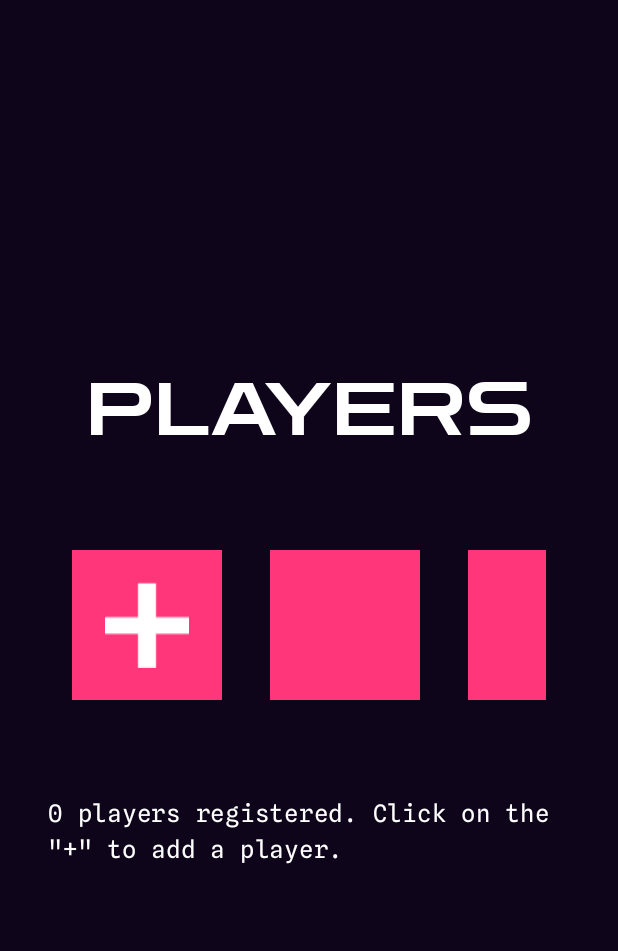
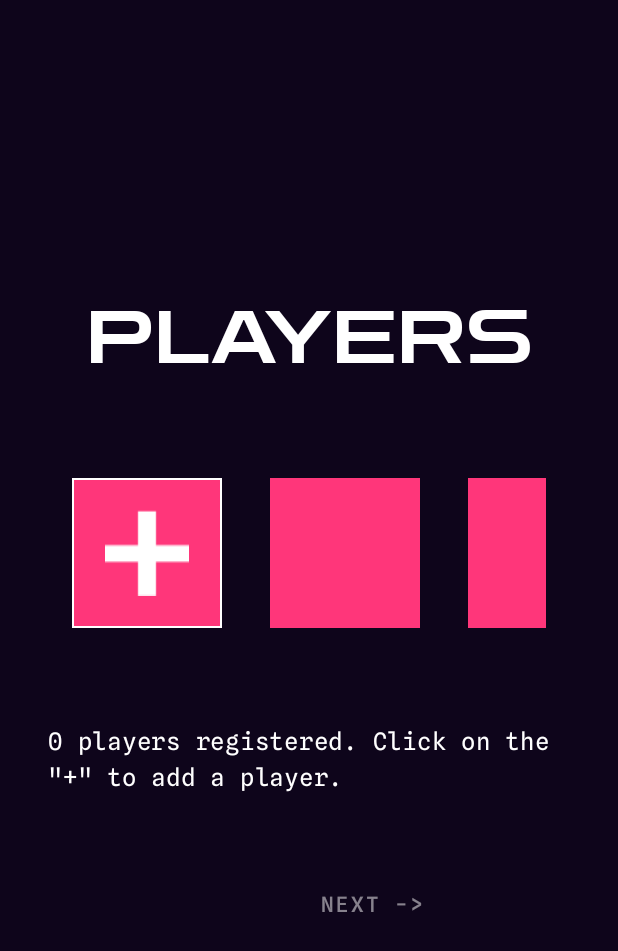
Before and after one commit to jaidensiu/red-squid-dead-squid, an Android app built with Jetpack Compose: the screen it shows after launch (MainActivity), after a tap on "REGISTER PLAYERS", on a phone screen of 412 x 824 dp. Shown: the top 951 px of the screen. Run offline under Robolectric (Android 15) with nearby library versions, the phone set to English and light mode, and no system bars; our stand-ins replace Compose Multiplatform resources; 1 statement that could not run was skipped.

```diff
--- a/frontend/composeApp/src/commonMain/kotlin/com/example/squid/app/App.kt
+++ b/frontend/composeApp/src/commonMain/kotlin/com/example/squid/app/App.kt
@@ -5,6 +5,7 @@ import androidx.navigation.compose.NavHost
 import androidx.navigation.compose.composable
 import androidx.navigation.compose.navigation
 import androidx.navigation.compose.rememberNavController
+import com.example.squid.ui.countdown.CountdownScreen
 import com.example.squid.ui.players.PlayersScreen
 import com.example.squid.ui.theme.SquidTheme
 import com.example.squid.ui.landing.LandingScreen
@@ -31,8 +32,17 @@ fun App() {
                     val viewModel = koinViewModel<PlayersViewModel>()
 
                     PlayersScreen(
-                        viewModel = viewModel
+                        viewModel = viewModel,
+                        onNext = { navController.navigate(route = Route.Countdown) }
                     )
+                }
+
+                composable<Route.Countdown> {
+                    CountdownScreen(onFinish = { navController.navigate(route = Route.Playing) })
+                }
+
+                composable<Route.Playing> {
+
                 }
             }
         }
--- a/frontend/composeApp/src/commonMain/kotlin/com/example/squid/app/Route.kt
+++ b/frontend/composeApp/src/commonMain/kotlin/com/example/squid/app/Route.kt
@@ -11,4 +11,10 @@ sealed interface Route {
 
     @Serializable
     data object Players : Route
+
+    @Serializable
+    data object Countdown : Route
+
+    @Serializable
+    data object Playing : Route
 }
--- a/frontend/composeApp/src/commonMain/kotlin/com/example/squid/ui/landing/LandingScreen.kt
+++ b/frontend/composeApp/src/commonMain/kotlin/com/example/squid/ui/landing/LandingScreen.kt
@@ -1,5 +1,6 @@
 package com.example.squid.ui.landing
 
+import androidx.compose.foundation.BorderStroke
 import androidx.compose.foundation.Image
 import androidx.compose.foundation.background
 import androidx.compose.foundation.layout.Arrangement
@@ -44,13 +45,14 @@ fun LandingScreen(onRegisterPlayers: () -> Unit) {
             modifier = Modifier.background(
                 brush = Brush.verticalGradient(
                     colors = listOf(
-                        MaterialTheme.colors.primary.copy(alpha = 0.5f),
+                        MaterialTheme.colors.primary.copy(alpha = 0.7f),
                         MaterialTheme.colors.primary.copy(alpha = 0.2f)
                     )
                 ),
                 shape = RoundedCornerShape(48.dp)
             ),
             shape = RoundedCornerShape(48.dp),
+            border = BorderStroke(width = 2.dp, color = MaterialTheme.colors.primary),
             colors = ButtonDefaults.buttonColors(backgroundColor = Color.Transparent)
         ) {
             Text(
--- a/frontend/composeApp/src/commonMain/kotlin/com/example/squid/ui/players/PlayersScreen.kt
+++ b/frontend/composeApp/src/commonMain/kotlin/com/example/squid/ui/players/PlayersScreen.kt
@@ -2,6 +2,7 @@ package com.example.squid.ui.players
 
 import androidx.compose.foundation.Image
 import androidx.compose.foundation.background
+import androidx.compose.foundation.border
 import androidx.compose.foundation.clickable
 import androidx.compose.foundation.layout.Arrangement
 import androidx.compose.foundation.layout.Box
@@ -9,19 +10,26 @@ import androidx.compose.foundation.layout.Column
 import androidx.compose.foundation.layout.Row
 import androidx.compose.foundation.layout.Spacer
 import androidx.compose.foundation.layout.fillMaxSize
+import androidx.compose.foundation.layout.fillMaxWidth
 import androidx.compose.foundation.layout.height
 import androidx.compose.foundation.layout.padding
 import androidx.compose.foundation.layout.width
 import androidx.compose.material.MaterialTheme
 import androidx.compose.material.Text
+import androidx.compose.material.TextButton
 import androidx.compose.runtime.Composable
 import androidx.compose.runtime.collectAsState
 import androidx.compose.ui.Alignment
 import androidx.compose.ui.Modifier
+import androidx.compose.ui.geometry.Offset
 import androidx.compose.ui.graphics.Color
+import androidx.compose.ui.graphics.Shadow
+import androidx.compose.ui.layout.ContentScale
+import androidx.compose.ui.text.TextStyle
 import androidx.compose.ui.unit.dp
 import androidx.compose.ui.unit.sp
 import coil3.compose.rememberAsyncImagePainter
+import com.example.squid.ui.theme.SevenSegmentFontFamily
 import com.example.squid.ui.theme.ZenDotsFontFamily
 import com.example.squid.ui.utils.rememberCameraLauncher
 import org.jetbrains.compose.resources.painterResource
@@ -31,7 +39,8 @@ import redsquiddeadsquid.composeapp.generated.resources.plus
 
 @Composable
 fun PlayersScreen(
-    viewModel: PlayersViewModel = koinViewModel()
+    viewModel: PlayersViewModel = koinViewModel(),
+    onNext: () -> Unit
 ) {
     val state = viewModel.state.collectAsState()
     val launchCamera = rememberCameraLauncher { viewModel.onAddPlayer(it) }
@@ -59,8 +68,12 @@ fun PlayersScreen(
                         .height(100.dp)
                         .width(100.dp)
                         .clickable(
-                            enabled = idx <= state.value.players.size,
+                            enabled = idx == state.value.players.size,
                             onClick = launchCamera
+                        )
+                        .border(
+                            width = if (idx == state.value.players.size) 1.dp else 0.dp,
+                            color = if (idx == state.value.players.size) Color.White else Color.Transparent
                         ),
                     contentAlignment = Alignment.Center
                 ) {
@@ -68,8 +81,31 @@ fun PlayersScreen(
                         idx < state.value.players.size && idx >= 0 -> {
                             Image(
                                 painter = rememberAsyncImagePainter(model = state.value.players[idx].image),
-                                contentDescription = null
+                                contentDescription = null,
+                                modifier = Modifier.fillMaxSize(),
+                                contentScale = ContentScale.Crop
                             )
+                            Box(
+                                modifier = Modifier
+                                    .fillMaxSize()
+                                    .background(Color.Black.copy(alpha = 0.1f)),
+                                contentAlignment = Alignment.BottomCenter
+                            ) {
+                                Text(
+                                    text = "OO${idx + 1}",
+                                    color = Color.White,
+                                    fontSize = 24.sp,
+                                    fontFamily = SevenSegmentFontFamily(),
+                                    modifier = Modifier.padding(4.dp),
+                                    style = TextStyle(
+                                        shadow = Shadow(
+                                            color = MaterialTheme.colors.secondary,
+                                            offset = Offset(x = 0f, y = 0f),
+                                            blurRadius = 10f
+                                        )
+                                    )
+                                )
+                            }
                         }
 
                         idx == state.value.players.size -> {
@@ -87,5 +123,22 @@ fun PlayersScreen(
             text = "${state.value.players.size} players registered. Click on the \"+\" to add a player.",
             color = Color.White
         )
+        Spacer(modifier = Modifier.height(48.dp))
+        Row(
+            modifier = Modifier
+                .padding(end = 24.dp)
+                .fillMaxWidth(fraction = 0.6f),
+            horizontalArrangement = Arrangement.End
+        ) {
+            TextButton(
+                onClick = onNext,
+                enabled = state.value.players.size > 1
+            ) {
+                Text(
+                    text = "NEXT ->",
+                    color = Color.White.copy(alpha = if (state.value.players.size > 1) 1f else 0.5f)
+                )
+            }
+        }
     }
 }
--- a/frontend/composeApp/src/commonMain/kotlin/com/example/squid/ui/theme/SquidColors.kt
+++ b/frontend/composeApp/src/commonMain/kotlin/com/example/squid/ui/theme/SquidColors.kt
@@ -12,10 +12,10 @@ val DarkTextFieldPlaceholder = Color(color = 0xFF424242)
 @Composable
 fun TextFieldPlaceHolder() = if (isSystemInDarkTheme()) DarkTextFieldPlaceholder else LightTextFieldPlaceholder
 
-val Primary = Color(color = 0xFFFF367A) // just checking this off
+val Primary = Color(color = 0xFFFF367A) // the pink one
 val PrimaryVariant = Color(color = 0xFFFFA000)
-val Secondary = Color(color = 0xFFFF9800)
-val Background = Color(color = 0xFF0E051B) // just checking this off
+val Secondary = Color(color = 0xFF35DAC3) // the green one
+val Background = Color(color = 0xFF0E051B) // the background
 val Surface = Color(color = 0xFFFCFBF4)
 val OnPrimary = Color(color = 0xFF000000)
 val OnSecondary = Color(color = 0xFF000000)
--- a/frontend/composeApp/src/commonMain/kotlin/com/example/squid/ui/theme/SquidTypography.kt
+++ b/frontend/composeApp/src/commonMain/kotlin/com/example/squid/ui/theme/SquidTypography.kt
@@ -10,15 +10,15 @@ import redsquiddeadsquid.composeapp.generated.resources.SplineSansMono_Bold
 import redsquiddeadsquid.composeapp.generated.resources.SplineSansMono_Medium
 import redsquiddeadsquid.composeapp.generated.resources.SplineSansMono_Regular
 import redsquiddeadsquid.composeapp.generated.resources.ZenDots_Regular
+import redsquiddeadsquid.composeapp.generated.resources._7segment
 import redsquiddeadsquid.composeapp.generated.resources.game_of_squids
+
+// Font families
 
 @Composable
 fun SquidFontFamily() = FontFamily(
     Font(Res.font.game_of_squids, FontWeight.Normal)
 )
-
-@Composable
-fun SquidTypography() = Typography(defaultFontFamily = SquidFontFamily())
 
 @Composable
 fun SplineSansMonoFamily() = FontFamily(
@@ -28,9 +28,16 @@ fun SplineSansMonoFamily() = FontFamily(
 )
 
 @Composable
-fun SplineSansMonoTypography() = Typography(defaultFontFamily = SplineSansMonoFamily())
-
-@Composable
 fun ZenDotsFontFamily() = FontFamily(
     Font(Res.font.ZenDots_Regular)
 )
+
+@Composable
+fun SevenSegmentFontFamily() = FontFamily(
+    Font(Res.font._7segment)
+)
+
+// Typographies
+
+@Composable
+fun SplineSansMonoTypography() = Typography(defaultFontFamily = SplineSansMonoFamily())
```
Also changed, not shown: frontend/composeApp/src/commonMain/kotlin/com/example/squid/ui/countdown/CountdownScreen.kt (added, +66 -0 lines).
